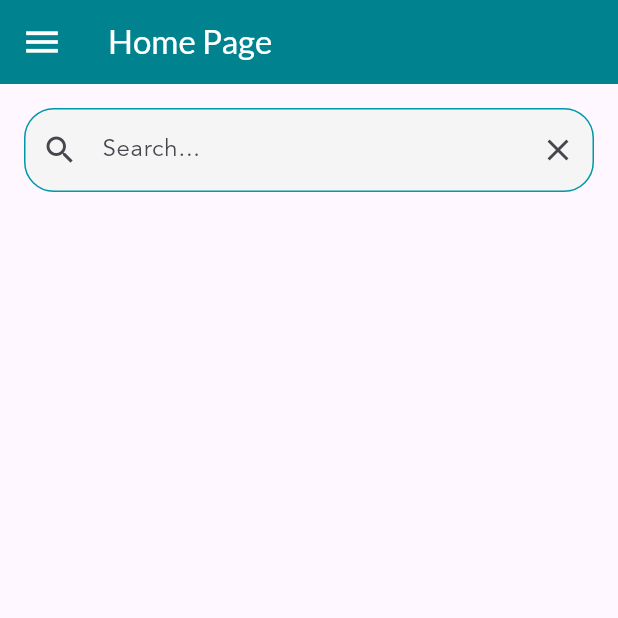
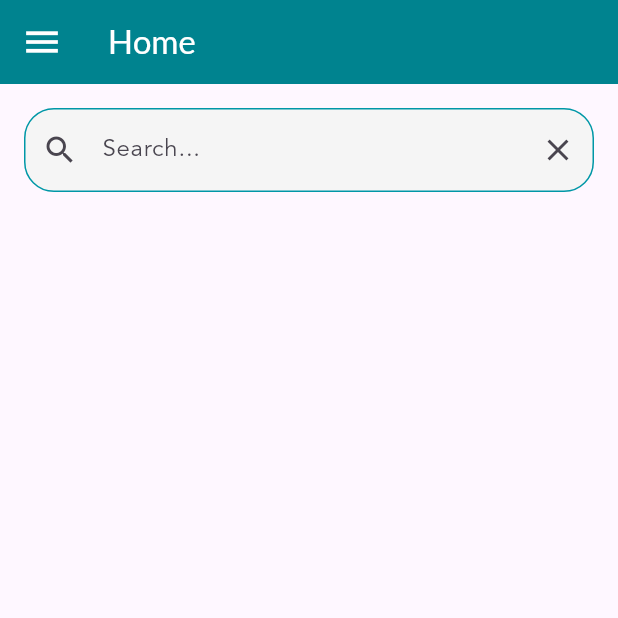
Before and after one commit to MahmoudDe/medicine-warehouse-app, a Flutter app: the HomeScreen screen opened by its route, on a phone screen of 412 x 824 dp, the top half of it. Run offline on Flutter 3.47's test engine with Material 3 defaults, Android fonts, the phone set to English and light mode, and no system bars; our stand-ins replace google_fonts, google_nav_bar, iconsax.

Commit message:
updating name

```diff
--- a/frontend/pharmacist/lib/screens/HomePage.dart
+++ b/frontend/pharmacist/lib/screens/HomePage.dart
@@ -20,10 +20,11 @@
           backgroundColor: Colors.cyan.shade800,
           elevation: 0.0,
           iconTheme: const IconThemeData(color: Colors.white, size: 28),
-          title: Text('Home Page', style: GoogleFonts.lato(color: Colors.white, fontSize: 22))),
-          body: Column(
-            children: [
-           Padding(
+          title: Text('Home ',
+              style: GoogleFonts.lato(color: Colors.white, fontSize: 22))),
+      body: Column(
+        children: [
+          Padding(
             padding: const EdgeInsets.all(16.0),
             child: Container(
               decoration: BoxDecoration(
```
